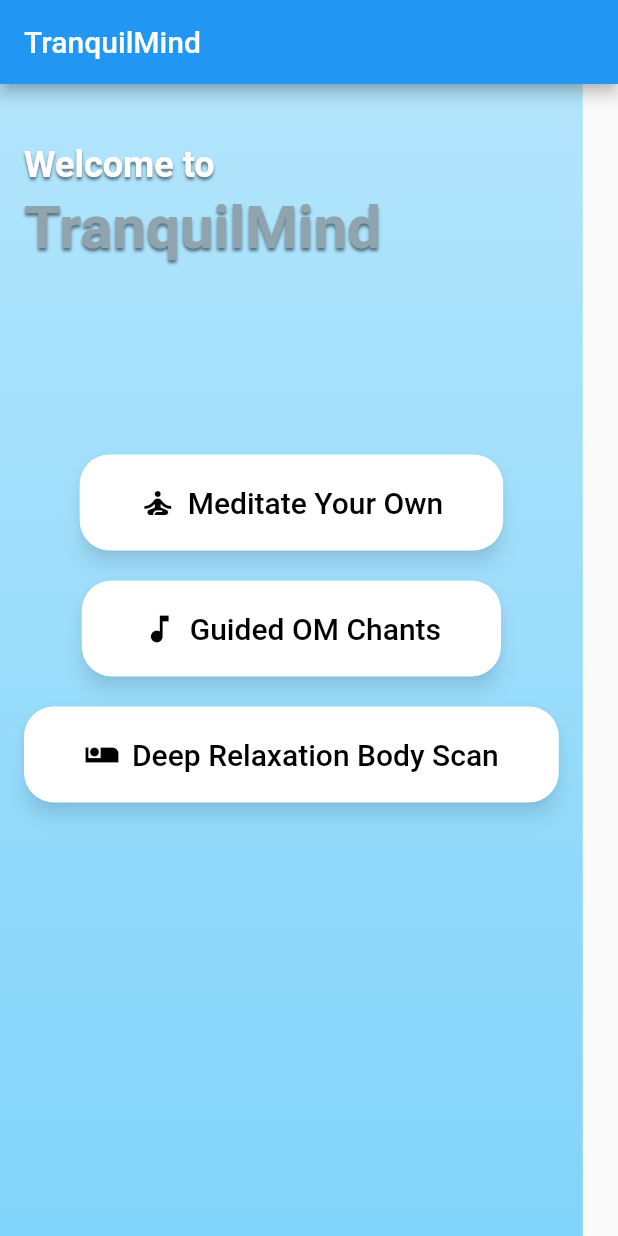
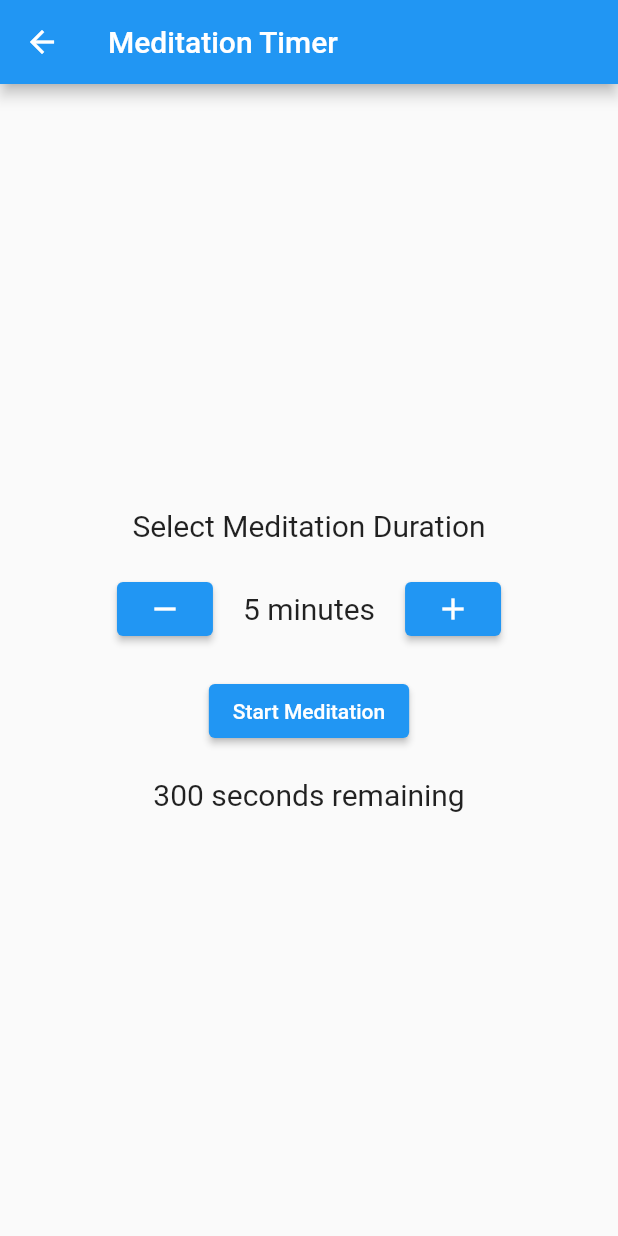
Before and after one commit to nithincp/TranquilMind, a Flutter app: the screen it shows after launch, after a tap on "Meditate Your Own", on a phone screen of 412 x 824 dp. Run offline on Flutter 3.47's test engine with Material 2 defaults, Android fonts, the phone set to English and light mode, and no system bars; Roboto replaces fonts that are missing (HelveticaNeue).

Commit message:
Built the on press feature for the button Meditate Your Own

```diff
--- /dev/null
+++ b/lib/MeditationTimerScreen.dart
@@ -0,0 +1,117 @@
+// MeditationTimerScreen.dart
+import 'package:flutter/material.dart';
+import 'dart:async';
+
+class MeditationTimerScreen extends StatefulWidget {
+  @override
+  _MeditationTimerScreenState createState() => _MeditationTimerScreenState();
+}
+
+class _MeditationTimerScreenState extends State<MeditationTimerScreen> {
+  int _selectedMinutes = 5; // Selected meditation duration in minutes
+  int _secondsRemaining = 5 * 60; // Remaining seconds in the countdown
+  Timer? _timer; // Timer object for countdown
+
+  @override
+  void initState() {
+    super.initState();
+  }
+
+  @override
+  Widget build(BuildContext context) {
+    return Scaffold(
+      appBar: AppBar(
+        title: Text('Meditation Timer'),
+      ),
+      body: Center(
+        child: Column(
+          mainAxisAlignment: MainAxisAlignment.center,
+          children: [
+            Text(
+              'Select Meditation Duration',
+              style: TextStyle(fontSize: 20.0),
+            ),
+            SizedBox(height: 20.0),
+            Row(
+              mainAxisAlignment: MainAxisAlignment.center,
+              children: [
+                ElevatedButton(
+                  onPressed: () {
+                    _updateDuration(-1); // Decrease duration
+                  },
+                  child: Icon(Icons.remove),
+                ),
+                SizedBox(width: 20.0),
+                Text(
+                  '$_selectedMinutes minutes',
+                  style: TextStyle(fontSize: 20.0),
+                ),
+                SizedBox(width: 20.0),
+                ElevatedButton(
+                  onPressed: () {
+                    _updateDuration(1); // Increase duration
+                  },
+                  child: Icon(Icons.add),
+                ),
+              ],
+            ),
+            SizedBox(height: 20.0),
+            ElevatedButton(
+              onPressed: () {
+                _startTimer(); // Start countdown
+              },
+              child: Text('Start Meditation'),
+            ),
+            SizedBox(height: 20.0),
+            Text(
+              '$_secondsRemaining seconds remaining',
+              style: TextStyle(fontSize: 20.0),
+            ),
+          ],
+        ),
+      ),
+    );
+  }
+
+  void _updateDuration(int increment) {
+    setState(() {
+      _selectedMinutes += increment;
+      if (_selectedMinutes < 1) {
+        _selectedMinutes = 1; // Minimum duration is 1 minute
+      }
+    });
+  }
+
+  void _startTimer() {
+    if (_timer != null && _timer!.isActive) {
+      _timer!.cancel(); // Cancel the previous timer
+    }
+
+    setState(() {
+      _secondsRemaining = _selectedMinutes * 60;
+    });
+
+    _timer = Timer.periodic(Duration(seconds: 1), (timer) {
+      setState(() {
+        if (_secondsRemaining > 0) {
+          _secondsRemaining--;
+        } else {
+          _timer!.cancel(); // Stop the timer when countdown reaches 0
+          _playAlarm(); // Play the alarm sound
+        }
+      });
+    });
+  }
+
+  void _playAlarm() {
+    // Add logic to play soothing music
+    // This is just a placeholder
+    print('Playing soothing music...');
+  }
+
+  @override
+  void dispose() {
+    _timer?.cancel(); // Cancel the timer to avoid memory leaks
+    super.dispose();
+  }
+}
--- a/lib/main.dart
+++ b/lib/main.dart
@@ -1,4 +1,6 @@
+// main.dart
 import 'package:flutter/material.dart';
+import 'MeditationTimerScreen.dart'; // Import the new screen
 
 void main() {
   runApp(TranquilMindApp());
@@ -27,7 +29,7 @@ class HomeScreen extends StatelessWidget {
         title: Text('TranquilMind'),
       ),
       body: Container(
-        padding: EdgeInsets.fromLTRB(16.0, 40.0, 16.0, 16.0), // Adjusted top padding for some margin from the top
+        padding: EdgeInsets.fromLTRB(16.0, 40.0, 16.0, 16.0),
         decoration: BoxDecoration(
           gradient: LinearGradient(
             begin: Alignment.topCenter,
@@ -54,15 +56,13 @@ class HomeScreen extends StatelessWidget {
                 ],
               ),
             ),
-            SizedBox(height: 4.0), // Adjust the gap between "Welcome to" and "TranquilMind"
-            Container( // Wrap with Container and adjust margin
-              margin: EdgeInsets.only(bottom: 8.0), // Adjust margin to remove spacing between title and buttons
-              child: Text(
+            SizedBox(height: 4.0),
+            Text(
               'TranquilMind',
               style: TextStyle(
                 fontSize: 40.0,
                 fontWeight: FontWeight.bold,
-                  color: Colors.blueGrey[300], // Changed the color to light grey
+                color: Colors.blueGrey[300],
                 shadows: [
                   Shadow(
                     color: Colors.black.withOpacity(0.5),
@@ -72,15 +72,17 @@ class HomeScreen extends StatelessWidget {
                 ],
               ),
             ),
-            ),
-            SizedBox(height: 120.0), // Adjust the gap between "TranquilMind" and buttons
+            SizedBox(height: 120.0),
             Column(
               mainAxisAlignment: MainAxisAlignment.center,
               crossAxisAlignment: CrossAxisAlignment.center,
               children: [
                 ElevatedButton.icon(
                   onPressed: () {
-                    // Navigate to "Meditate Your Own" screen
+                    Navigator.push(
+                      context,
+                      MaterialPageRoute(builder: (context) => MeditationTimerScreen()),
+                    );
                   },
                   icon: Icon(Icons.self_improvement),
                   label: Text(
@@ -98,7 +100,7 @@ class HomeScreen extends StatelessWidget {
                     elevation: 5,
                   ),
                 ),
-                SizedBox(height: 20.0), // Adjust the gap between buttons if needed
+                SizedBox(height: 20.0),
                 ElevatedButton.icon(
                   onPressed: () {
                     // Navigate to "Guided OM Chants" screen
@@ -119,7 +121,7 @@ class HomeScreen extends StatelessWidget {
                     elevation: 5,
                   ),
                 ),
-                SizedBox(height: 20.0), // Adjust the gap between buttons if needed
+                SizedBox(height: 20.0),
                 ElevatedButton.icon(
                   onPressed: () {
                     // Navigate to "Deep Relaxation Body Scan" screen
```
Lines whose indentation alone changed are shown as unchanged.
